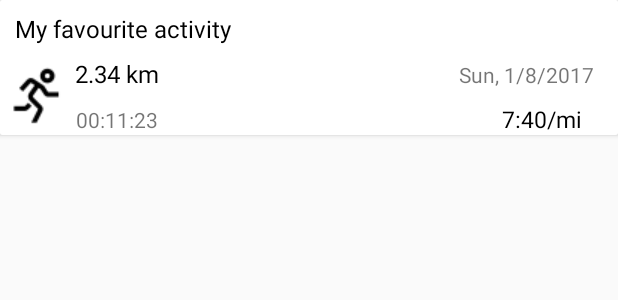
After one commit to fracassi-marco/StatsUp, an Android app: the layout history_list_item.xml on its own in the app's theme, with its tools: preview values and no code run, on a phone screen of 412 x 824 dp. The commit adds this screen. Shown: the top 300 px of the screen. Run offline under Robolectric (Android 15) with nearby library versions, the phone set to English and light mode, and no system bars.

Commit message:
Add history

```diff
--- a/app/src/main/java/com/statsup/ActivityRepository.kt
+++ b/app/src/main/java/com/statsup/ActivityRepository.kt
@@ -21,6 +21,7 @@ object ActivityRepository {
                 override fun onDataChange(dataSnapshot: DataSnapshot) {
                     val items = dataSnapshot.children.map { it.getValue(Activity::class.java)!! }
                     activities = items.toMutableList()
+                    activities.sortByDescending { it.dateInMillis }
                     listeners.forEach { it.update(items) }
                 }
 
@@ -30,6 +31,7 @@ object ActivityRepository {
             activitiesDatabaseRef.addValueEventListener(eventListener)
         }
         listeners.add(listener)
+        listener.update(activities)
     }
 
     fun addIfNotExists(newActivities: List<Activity>) {
--- /dev/null
+++ b/app/src/main/res/layout/history_list_item.xml
@@ -0,0 +1,90 @@
+<?xml version="1.0" encoding="utf-8"?>
+<android.support.v7.widget.CardView
+        xmlns:android="http://schemas.android.com/apk/res/android"
+        xmlns:app="http://schemas.android.com/apk/res-auto"
+        xmlns:tools="http://schemas.android.com/tools"
+        android:layout_height="wrap_content"
+        android:layout_width="match_parent"
+        android:foreground="?android:attr/selectableItemBackground">
+
+    <android.support.constraint.ConstraintLayout
+            android:id="@+id/history_list_item_layout"
+            android:layout_width="match_parent"
+            android:layout_height="match_parent"
+            android:background="@android:color/white">
+
+        <TextView
+                android:id="@+id/history_list_item_title_text"
+                android:layout_width="match_parent"
+                android:layout_height="wrap_content"
+                android:layout_marginTop="8dp"
+                android:layout_marginStart="10dp"
+                android:textColor="@android:color/black"
+                android:textSize="16sp"
+                app:layout_constraintTop_toTopOf="parent"
+                tools:layout_constraintLeft_creator="1"
+                tools:layout_constraintTop_creator="1"
+                tools:text="My favourite activity" />
+
+        <ImageView
+                android:id="@+id/history_list_item_icon"
+                android:layout_width="wrap_content"
+                android:layout_height="wrap_content"
+                android:layout_marginEnd="8dp"
+                android:layout_marginStart="10dp"
+                android:layout_marginTop="8dp"
+                android:adjustViewBounds="true"
+                app:layout_constraintTop_toBottomOf="@+id/history_list_item_title_text"
+                tools:src="@drawable/run" />
+
+        <TextView
+                android:id="@+id/history_list_item_distance_text"
+                android:layout_width="wrap_content"
+                android:layout_height="wrap_content"
+                android:layout_marginStart="0dp"
+                android:layout_marginTop="8dp"
+                android:textColor="@android:color/black"
+                android:textSize="16sp"
+                app:layout_constraintLeft_toRightOf="@+id/history_list_item_icon"
+                app:layout_constraintTop_toBottomOf="@+id/history_list_item_title_text"
+                tools:layout_constraintLeft_creator="1"
+                tools:layout_constraintTop_creator="1"
+                tools:text="2.34 km" />
+
+        <TextView
+                android:id="@+id/history_list_item_time_text"
+                android:layout_width="wrap_content"
+                android:layout_height="wrap_content"
+                android:layout_marginTop="10dp"
+                app:layout_constraintLeft_toLeftOf="@+id/history_list_item_distance_text"
+                app:layout_constraintRight_toRightOf="@+id/history_list_item_distance_text"
+                app:layout_constraintTop_toBottomOf="@+id/history_list_item_distance_text"
+                tools:layout_constraintLeft_creator="1"
+                tools:layout_constraintRight_creator="1"
+                tools:layout_constraintTop_creator="1"
+                tools:text="00:11:23" />
+
+        <TextView
+                android:id="@+id/history_list_item_date_text"
+                android:layout_width="wrap_content"
+                android:layout_height="wrap_content"
+                android:layout_marginEnd="16dp"
+                android:layout_marginTop="0dp"
+                app:layout_constraintBaseline_toBaselineOf="@id/history_list_item_distance_text"
+                app:layout_constraintRight_toRightOf="parent"
+                tools:text="Sun, 1/8/2017" />
+
+        <TextView
+                android:id="@+id/history_list_item_pace_text"
+                android:layout_width="wrap_content"
+                android:layout_height="wrap_content"
+                android:layout_marginEnd="8dp"
+                android:textColor="@android:color/black"
+                android:textSize="15sp"
+                app:layout_constraintBaseline_toBaselineOf="@id/history_list_item_time_text"
+                app:layout_constraintRight_toRightOf="@+id/history_list_item_date_text"
+                tools:text="7:40/mi" />
+
+    </android.support.constraint.ConstraintLayout>
+
+</android.support.v7.widget.CardView>
--- a/app/src/main/res/menu/activity_main_drawer.xml
+++ b/app/src/main/res/menu/activity_main_drawer.xml
@@ -4,10 +4,10 @@
       tools:showIn="navigation_view">
 
     <group android:checkableBehavior="single">
-        <!--item
+        <item
                 android:id="@+id/nav_history"
                 android:icon="@drawable/outline_view_list_24"
-                android:title="@string/menu_history"/-->
+                android:title="@string/menu_history"/>
         <item
                 android:id="@+id/nav_stats"
                 android:icon="@drawable/outline_dashboard_24"
```
Also changed, not shown: app/src/main/java/com/statsup/DiffCallback.kt (added, +22 -0 lines), app/src/main/java/com/statsup/HistoryAdapter.kt (added, +48 -0 lines), app/src/main/java/com/statsup/HistoryFragment.kt (added, +35 -0 lines), app/src/main/java/com/statsup/MainActivity.kt (+6 -1 lines), app/src/main/java/com/statsup/VerticalDividerItemDecoration.kt (added, +11 -0 lines), app/src/main/res/layout/history_fragment.xml (added, +21 -0 lines).
